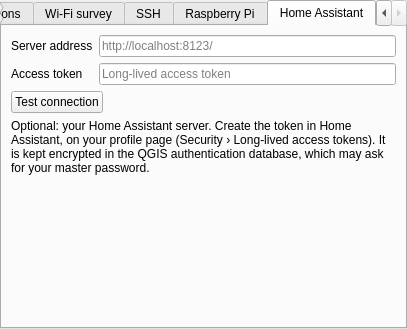
Before: the Qt Designer form valetudo_qgis/ui/settings_page.ui in sylsta/homeqgis, drawn with Qt 5.
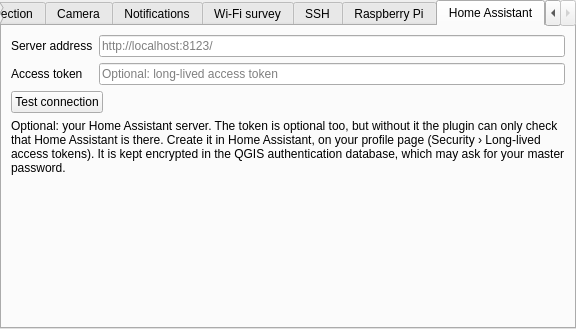
After: the same form once the commit is applied. The open tabs and pages were chosen to show the change. Custom widgets are drawn as their Qt base class.

Commit message: Home Assistant: the access token is optional (test without it, no master password prompt when none is stored)

What changed in the file:
```diff
--- a/valetudo_qgis/ui/settings_page.ui
+++ b/valetudo_qgis/ui/settings_page.ui
@@ -594,7 +594,7 @@
           <enum>QLineEdit::Password</enum>
          </property>
          <property name="placeholderText">
-          <string>Long-lived access token</string>
+          <string>Optional: long-lived access token</string>
          </property>
         </widget>
        </item>
@@ -622,7 +622,7 @@
           <bool>true</bool>
          </property>
          <property name="text">
-          <string>Optional: your Home Assistant server. Create the token in Home Assistant, on your profile page (Security › Long-lived access tokens). It is kept encrypted in the QGIS authentication database, which may ask for your master password.</string>
+          <string>Optional: your Home Assistant server. The token is optional too, but without it the plugin can only check that Home Assistant is there. Create it in Home Assistant, on your profile page (Security › Long-lived access tokens). It is kept encrypted in the QGIS authentication database, which may ask for your master password.</string>
          </property>
         </widget>
        </item>
```
The commit also changes 5 other files.
